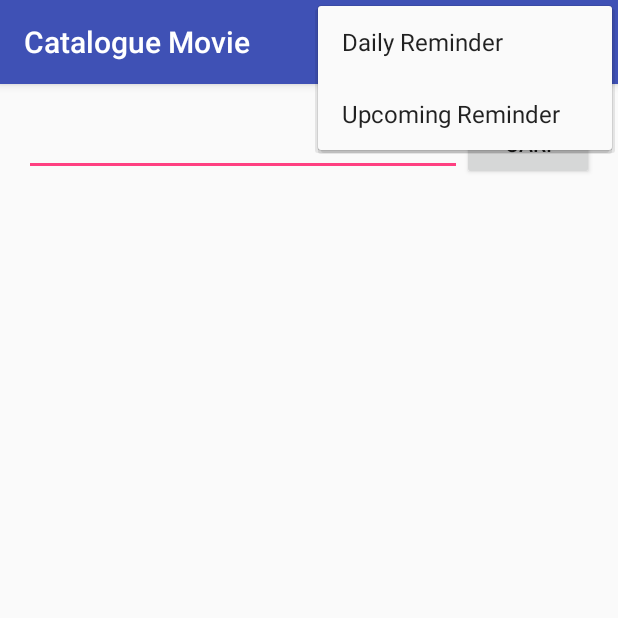
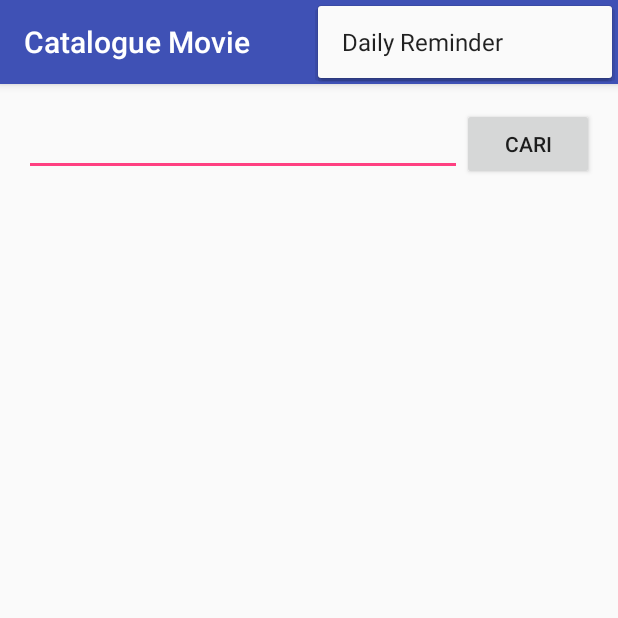
Before and after one commit to ChirikuAlii/Dicoding-Android-Developer-Expert---Catalogue-Movie, an Android app: the screen it shows after launch (MainActivity), with the options menu open, on a phone screen of 412 x 824 dp, the top half of it. Run offline under Robolectric (Android 15) with nearby library versions, the phone set to English and light mode, and no system bars; our stand-ins replace RxJava; libraries missing offline, so code that uses them is left out: com.jakewharton.retrofit2; 3 statements that could not run were skipped.

```diff
--- a/app/src/main/java/com/ysn/cataloguemovie/service/reminder/upcoming/UpcomingMoviesJobService.java
+++ b/app/src/main/java/com/ysn/cataloguemovie/service/reminder/upcoming/UpcomingMoviesJobService.java
@@ -121,8 +121,7 @@ public class UpcomingMoviesJobService extends GcmTaskService {
         Uri alarmSound = RingtoneManager.getDefaultUri(RingtoneManager.TYPE_NOTIFICATION);
 
         Intent intentDetailMovieActivity = new Intent(context, DetailMovieActivity.class);
-        intentDetailMovieActivity.putExtra("id", id);
-        intentDetailMovieActivity.putExtra("originalTitle", originalTitle);
+        intentDetailMovieActivity.putExtra("idMovie", id);
         PendingIntent pendingIntentDetailMovieActivity = PendingIntent.getActivity(
                 context,
                 100,
--- a/app/src/main/java/com/ysn/cataloguemovie/ui/activities/detail/DetailMovieActivity.java
+++ b/app/src/main/java/com/ysn/cataloguemovie/ui/activities/detail/DetailMovieActivity.java
@@ -98,6 +98,7 @@ public class DetailMovieActivity extends AppCompatActivity implements DetailMovi
 
     @Override
     public void loadDataFailed() {
+        progressDialog.dismiss();
         Toast.makeText(this, "Load data failed", Toast.LENGTH_LONG)
                 .show();
     }
--- a/app/src/main/java/com/ysn/cataloguemovie/ui/activities/main/MainPresenter.java
+++ b/app/src/main/java/com/ysn/cataloguemovie/ui/activities/main/MainPresenter.java
@@ -9,6 +9,7 @@ import com.ysn.cataloguemovie.service.reminder.upcoming.SchedulerTask;
 import com.ysn.cataloguemovie.service.reminder.upcoming.UpcomingMoviesJobService;
 import com.ysn.cataloguemovie.ui.base.MvpPresenter;
 
+import java.text.ParseException;
 import java.text.SimpleDateFormat;
 import java.util.Date;
 import java.util.Locale;
@@ -37,9 +38,16 @@ public class MainPresenter implements MvpPresenter<MainView> {
         DailyAlarmPreference dailyAlarmPreference = new DailyAlarmPreference(context);
         String time = dailyAlarmPreference.getRepeatingTime();
         if (time == null) {
+            Date dateDailyReminderDefault = new Date();
+            try {
+                dateDailyReminderDefault = new SimpleDateFormat("HH:mm", Locale.US)
+                        .parse("12:00");
+            } catch (ParseException e) {
+                e.printStackTrace();
+            }
             dailyAlarmPreference.setRepeatingTime(
                     new SimpleDateFormat("HH:mm", Locale.US)
-                            .format(new Date())
+                            .format(dateDailyReminderDefault)
             );
             dailyAlarmPreference.setRepeatingMessage(
                     context.getString(R.string.message_daily_reminder)
--- a/app/src/main/res/menu/menu_main_activity.xml
+++ b/app/src/main/res/menu/menu_main_activity.xml
@@ -6,9 +6,4 @@
         android:orderInCategory="1"
         android:title="@string/daily_reminder"
         app:showAsAction="never" />
-    <item
-        android:id="@+id/menu_item_upcoming_reminder_menu_main_activity"
-        android:orderInCategory="2"
-        android:title="@string/upcoming_reminder"
-        app:showAsAction="never" />
 </menu>
```
Also changed, not shown: app/src/main/java/com/ysn/cataloguemovie/ui/activities/main/MainActivity.java (+2 -5 lines), 2 other files.
